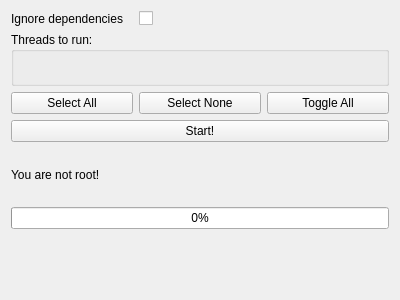
Above: src/relinux/modules/osweaver/osweaver.ui from AnonymousMeerkat/relinux before the change. Below: the same form after it.
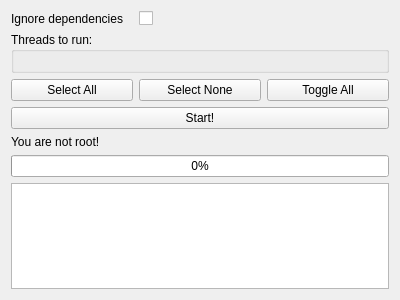
That is the form after the change.

Commit message: converted the label to a textedit

The edit to the form file:
```diff
--- a/src/relinux/modules/osweaver/osweaver.ui
+++ b/src/relinux/modules/osweaver/osweaver.ui
@@ -71,8 +71,14 @@
     </widget>
    </item>
    <item row="8" column="0" colspan="3">
-    <widget class="QLabel" name="terminal">
-     <property name="text">
+    <widget class="QPlainTextEdit" name="terminal">
+     <property name="enabled">
+      <bool>true</bool>
+     </property>
+     <property name="readOnly">
+      <bool>true</bool>
+     </property>
+     <property name="text" stdset="0">
       <string/>
      </property>
     </widget>
```
The commit also changes 2 other files.
